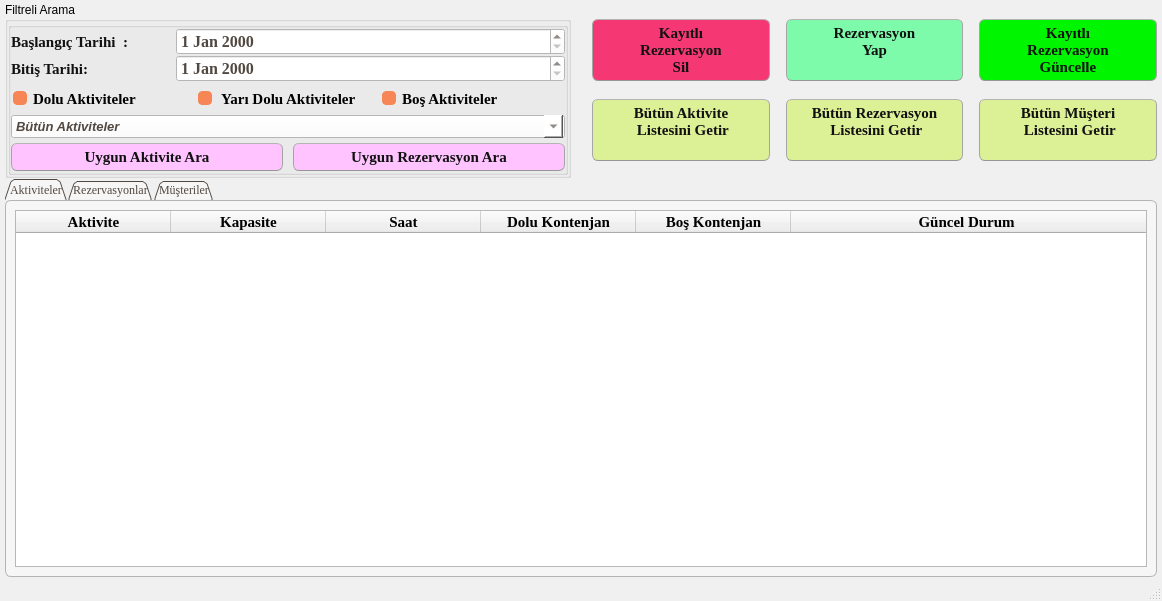
First picture: the form in ui_designs/rezTakip.ui, repository subhanakbenli/Rezervasyon-Takip-Program-, before the edit.
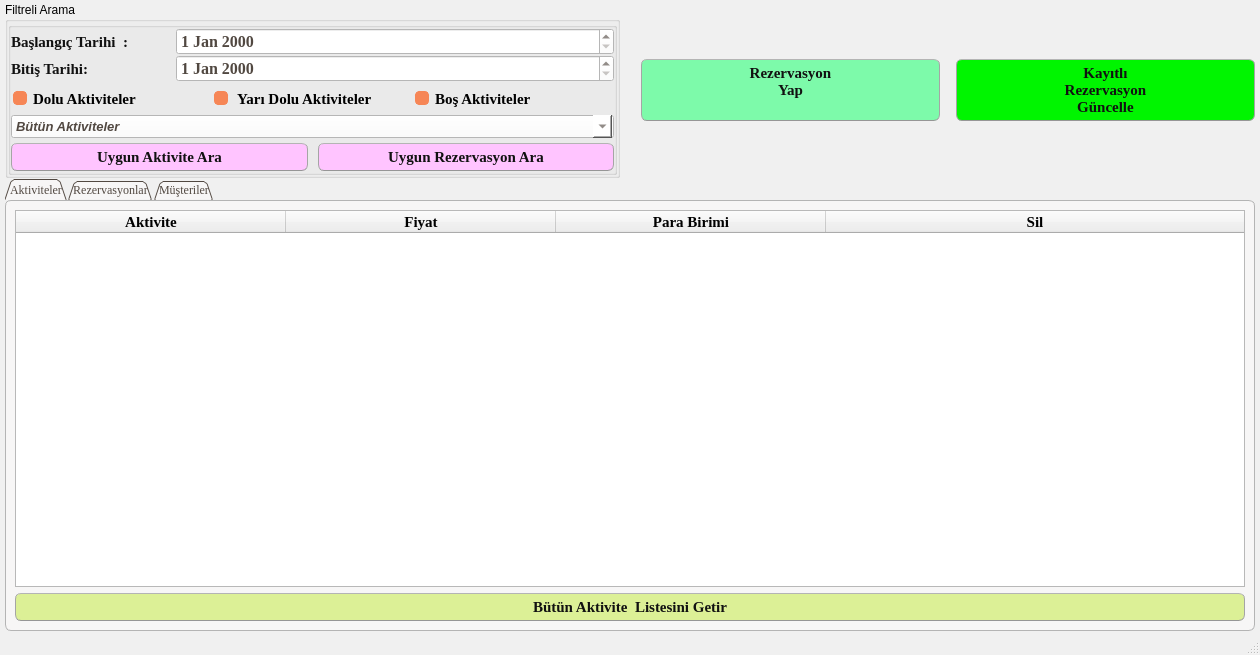
Second picture: the form after the edit. The open tabs and pages were chosen to show the change.

```diff
--- a/ui_designs/rezTakip.ui
+++ b/ui_designs/rezTakip.ui
@@ -6,8 +6,8 @@
    <rect>
     <x>0</x>
     <y>0</y>
-    <width>1162</width>
-    <height>601</height>
+    <width>1260</width>
+    <height>655</height>
    </rect>
   </property>
   <property name="minimumSize">
@@ -829,48 +829,6 @@
          <layout class="QGridLayout" name="gridLayout_2">
           <item row="0" column="0">
            <layout class="QHBoxLayout" name="horizontalLayout_2">
-            <item>
-             <widget class="QPushButton" name="musterirezSil_pushButton">
-              <property name="sizePolicy">
-               <sizepolicy hsizetype="Minimum" vsizetype="Fixed">
-                <horstretch>0</horstretch>
-                <verstretch>0</verstretch>
-               </sizepolicy>
-              </property>
-              <property name="font">
-               <font>
-                <family>Times New Roman</family>
-                <pointsize>11</pointsize>
-                <weight>75</weight>
-                <bold>true</bold>
-               </font>
-              </property>
-              <property name="styleSheet">
-               <string notr="true">background-color:rgb(245, 56, 115)</string>
-              </property>
-              <property name="text">
-               <string>Kayıtlı 
-Rezervasyon
-Sil</string>
-              </property>
-             </widget>
-            </item>
-            <item>
-             <spacer name="horizontalSpacer_5">
-              <property name="orientation">
-               <enum>Qt::Horizontal</enum>
-              </property>
-              <property name="sizeType">
-               <enum>QSizePolicy::Fixed</enum>
-              </property>
-              <property name="sizeHint" stdset="0">
-               <size>
-                <width>15</width>
-                <height>20</height>
-               </size>
-              </property>
-             </spacer>
-            </item>
             <item>
              <widget class="QPushButton" name="rezYap_pushButton">
               <property name="sizePolicy">
@@ -941,120 +899,6 @@
             </item>
            </layout>
           </item>
-          <item row="1" column="0">
-           <layout class="QHBoxLayout" name="horizontalLayout_3">
-            <item>
-             <widget class="QPushButton" name="musterilerlistele_pushButton_3">
-              <property name="sizePolicy">
-               <sizepolicy hsizetype="Minimum" vsizetype="Fixed">
-                <horstretch>0</horstretch>
-                <verstretch>0</verstretch>
-               </sizepolicy>
-              </property>
-              <property name="font">
-               <font>
-                <family>Times New Roman</family>
-                <pointsize>11</pointsize>
-                <weight>75</weight>
-                <bold>true</bold>
-               </font>
-              </property>
-              <property name="styleSheet">
-               <string notr="true">background-color:rgb(220,240,150)</string>
-              </property>
-              <property name="text">
-               <string>Bütün Aktivite 
- Listesini Getir
-</string>
-              </property>
-             </widget>
-            </item>
-            <item>
-             <spacer name="horizontalSpacer_6">
-              <property name="orientation">
-               <enum>Qt::Horizontal</enum>
-              </property>
-              <property name="sizeType">
-               <enum>QSizePolicy::Fixed</enum>
-              </property>
-              <property name="sizeHint" stdset="0">
-               <size>
-                <width>15</width>
-                <height>20</height>
-               </size>
-              </property>
-             </spacer>
-            </item>
-            <item>
-             <widget class="QPushButton" name="musterilerlistele_pushButton">
-              <property name="sizePolicy">
-               <sizepolicy hsizetype="Minimum" vsizetype="Fixed">
-                <horstretch>0</horstretch>
-                <verstretch>0</verstretch>
-               </sizepolicy>
-              </property>
-              <property name="font">
-               <font>
-                <family>Times New Roman</family>
-                <pointsize>11</pointsize>
-                <weight>75</weight>
-                <bold>true</bold>
-               </font>
-              </property>
-              <property name="styleSheet">
-               <string notr="true">background-color:rgb(220,240,150)</string>
-              </property>
-              <property name="text">
-               <string>Bütün Rezervasyon
- Listesini Getir
-</string>
-              </property>
-             </widget>
-            </item>
-            <item>
-             <spacer name="horizontalSpacer_3">
-              <property name="orientation">
-               <enum>Qt::Horizontal</enum>
-              </property>
-              <property name="sizeType">
-               <enum>QSizePolicy::Fixed</enum>
-              </property>
-              <property name="sizeHint" stdset="0">
-               <size>
-                <width>15</width>
-                <height>20</height>
-               </size>
-              </property>
-             </spacer>
-            </item>
-            <item>
-             <widget class="QPushButton" name="musterilerlistele_pushButton_2">
-              <property name="sizePolicy">
-               <sizepolicy hsizetype="Minimum" vsizetype="Fixed">
-                <horstretch>0</horstretch>
-                <verstretch>0</verstretch>
-               </sizepolicy>
-              </property>
-              <property name="font">
-               <font>
-                <family>Times New Roman</family>
-                <pointsize>11</pointsize>
-                <weight>75</weight>
-                <bold>true</bold>
-               </font>
-              </property>
-              <property name="styleSheet">
-               <string notr="true">background-color:rgb(220,240,150)</string>
-              </property>
-              <property name="text">
-               <string>Bütün Müşteri
- Listesini Getir
-</string>
-              </property>
-             </widget>
-            </item>
-           </layout>
-          </item>
          </layout>
         </item>
        </layout>
@@ -1143,7 +987,7 @@
              <number>0</number>
             </property>
             <attribute name="horizontalHeaderDefaultSectionSize">
-             <number>155</number>
+             <number>270</number>
             </attribute>
             <attribute name="horizontalHeaderHighlightSections">
              <bool>true</bool>
@@ -1170,29 +1014,43 @@
             </column>
             <column>
              <property name="text">
-              <string>Kapasite</string>
+              <string>Fiyat</string>
              </property>
             </column>
             <column>
              <property name="text">
-              <string>Saat</string>
+              <string>Para Birimi</string>
              </property>
             </column>
             <column>
              <property name="text">
-              <string>Dolu Kontenjan</string>
+              <string>Sil</string>
              </property>
             </column>
-            <column>
-             <property name="text">
-              <string>Boş Kontenjan</string>
-             </property>
-            </column>
-            <column>
-             <property name="text">
-              <string>Güncel Durum </string>
-             </property>
-            </column>
+           </widget>
+          </item>
+          <item row="1" column="0">
+           <widget class="QPushButton" name="musterilerlistele_pushButton_3">
+            <property name="sizePolicy">
+             <sizepolicy hsizetype="Minimum" vsizetype="Fixed">
+              <horstretch>0</horstretch>
+              <verstretch>0</verstretch>
+             </sizepolicy>
+            </property>
+            <property name="font">
+             <font>
+              <family>Times New Roman</family>
+              <pointsize>11</pointsize>
+              <weight>75</weight>
+              <bold>true</bold>
+             </font>
+            </property>
+            <property name="styleSheet">
+             <string notr="true">background-color:rgb(220,240,150)</string>
+            </property>
+            <property name="text">
+             <string>Bütün Aktivite  Listesini Getir</string>
+            </property>
            </widget>
           </item>
          </layout>
@@ -1289,11 +1147,30 @@
               <string>Para Birimi</string>
              </property>
             </column>
-            <column>
-             <property name="text">
-              <string>Ödendi/Ödenmedi</string>
-             </property>
-            </column>
+           </widget>
+          </item>
+          <item row="2" column="0">
+           <widget class="QPushButton" name="musterilerlistele_pushButton">
+            <property name="sizePolicy">
+             <sizepolicy hsizetype="Minimum" vsizetype="Fixed">
+              <horstretch>0</horstretch>
+              <verstretch>0</verstretch>
+             </sizepolicy>
+            </property>
+            <property name="font">
+             <font>
+              <family>Times New Roman</family>
+              <pointsize>11</pointsize>
+              <weight>75</weight>
+              <bold>true</bold>
+             </font>
+            </property>
+            <property name="styleSheet">
+             <string notr="true">background-color:rgb(220,240,150)</string>
+            </property>
+            <property name="text">
+             <string>Bütün Rezervasyon Listesini Getir</string>
+            </property>
            </widget>
           </item>
          </layout>
@@ -1380,6 +1257,40 @@
               <string>Kalan Tutar</string>
              </property>
             </column>
+            <column>
+             <property name="text">
+              <string>Toplam</string>
+             </property>
+            </column>
+            <column>
+             <property name="text">
+              <string>Sil</string>
+             </property>
+            </column>
+           </widget>
+          </item>
+          <item row="1" column="0">
+           <widget class="QPushButton" name="musterilerlistele_pushButton_2">
+            <property name="sizePolicy">
+             <sizepolicy hsizetype="Minimum" vsizetype="Fixed">
+              <horstretch>0</horstretch>
+              <verstretch>0</verstretch>
+             </sizepolicy>
+            </property>
+            <property name="font">
+             <font>
+              <family>Times New Roman</family>
+              <pointsize>11</pointsize>
+              <weight>75</weight>
+              <bold>true</bold>
+             </font>
+            </property>
+            <property name="styleSheet">
+             <string notr="true">background-color:rgb(220,240,150)</string>
+            </property>
+            <property name="text">
+             <string>Bütün Müşteri Listesini Getir</string>
+            </property>
            </widget>
           </item>
          </layout>
```
Left out of the diff: 25 changed lines with no effect on the pictures.
